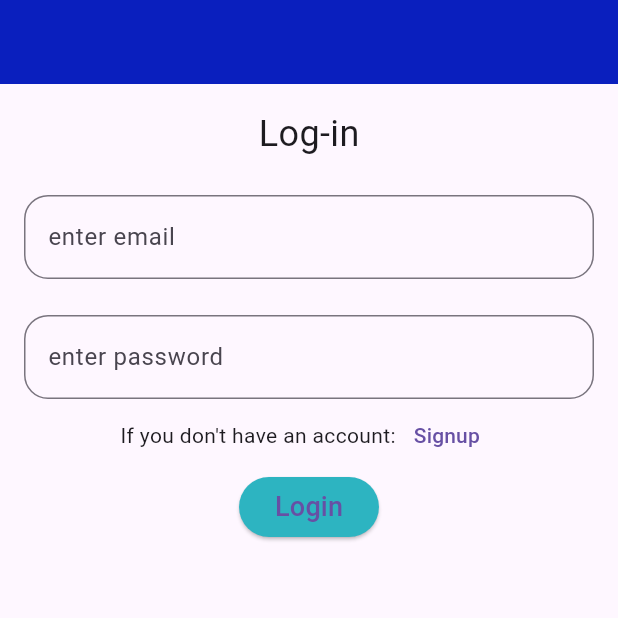
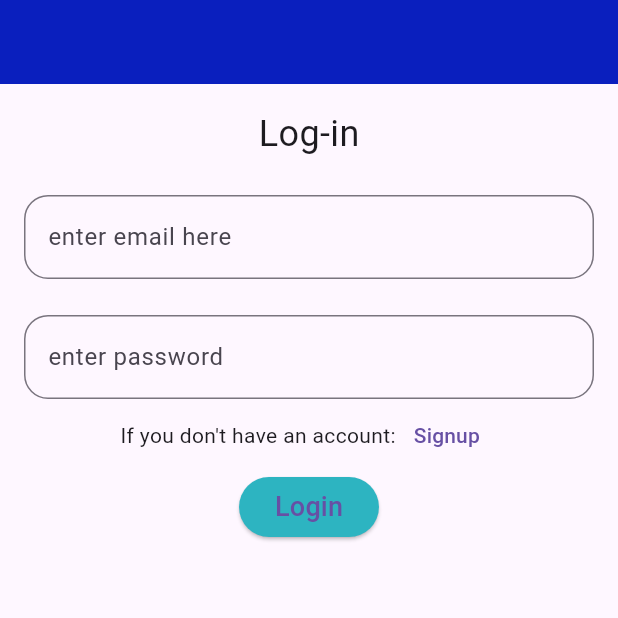
Before and after one commit to Rorocodes75/day-10, a Flutter app: the screen it shows after launch, after a tap on "login", on a phone screen of 412 x 824 dp, the top half of it. Run offline on Flutter 3.47's test engine with Material 3 defaults, Android fonts, the phone set to English and light mode, and no system bars; our stand-ins replace flutter_dotenv, supabase_flutter; missing offline and left inert: dart:ffi; accounts and stored records are empty.

Commit message:
commit message from terminal

```diff
--- a/lib/pages/login_page.dart
+++ b/lib/pages/login_page.dart
@@ -43,7 +43,7 @@ class _LoginPageState extends State<LoginPage> {
             height24,
             TextFieldWidget(
               controller: emailController,
-              text: "enter email",
+              text: "enter email here",
             ),
             height24,
             TextFieldWidget(
```
